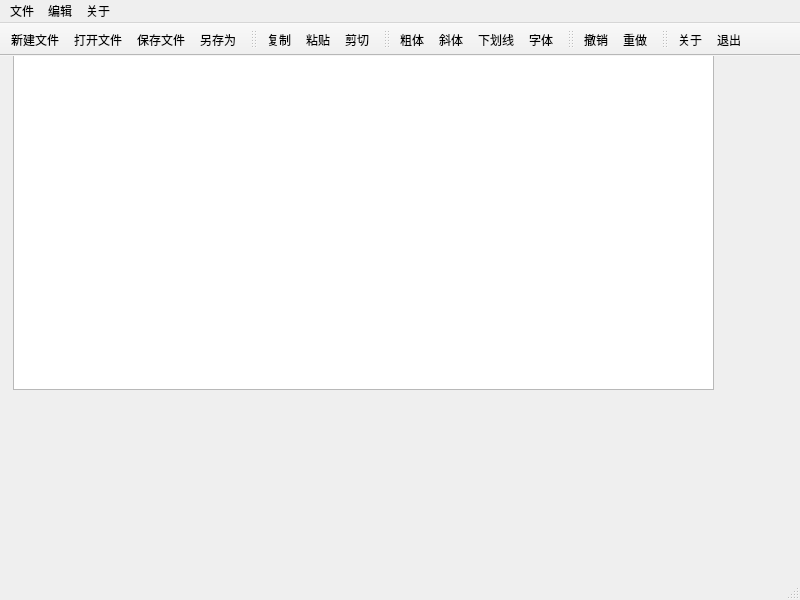
This is CodeEditor/mainwindow.ui in JFYStudy/NKU2023CPP- as Qt 5 draws it before an edit. The edited form follows.
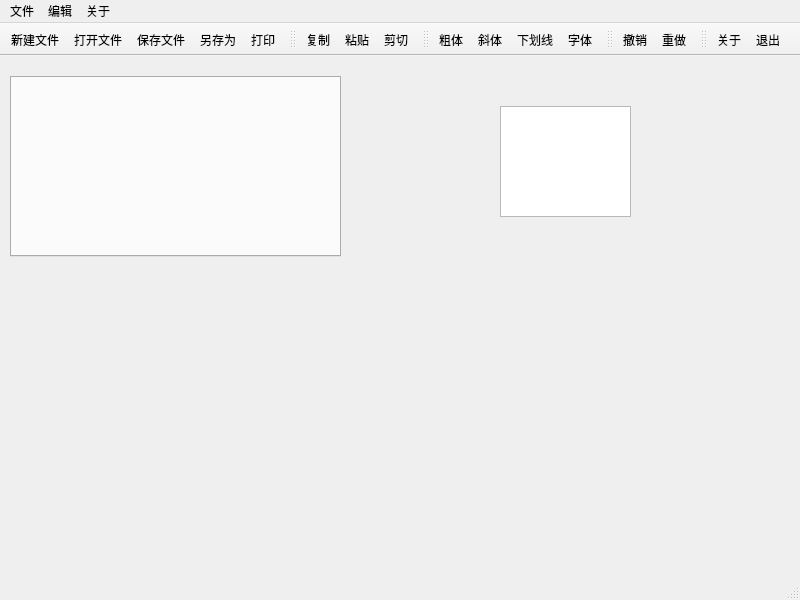
This is the edited form. Icons and pictures are not drawn.

```diff
--- a/CodeEditor/mainwindow.ui
+++ b/CodeEditor/mainwindow.ui
@@ -21,13 +21,29 @@
    <widget class="QTextEdit" name="textEdit">
     <property name="geometry">
      <rect>
-      <x>13</x>
-      <y>-7</y>
-      <width>701</width>
-      <height>341</height>
+      <x>500</x>
+      <y>50</y>
+      <width>131</width>
+      <height>111</height>
      </rect>
     </property>
    </widget>
+   <widget class="QTabWidget" name="tabWidget">
+    <property name="geometry">
+     <rect>
+      <x>10</x>
+      <y>20</y>
+      <width>331</width>
+      <height>181</height>
+     </rect>
+    </property>
+    <property name="tabShape">
+     <enum>QTabWidget::Triangular</enum>
+    </property>
+    <property name="currentIndex">
+     <number>-1</number>
+    </property>
+   </widget>
   </widget>
   <widget class="QMenuBar" name="menubar">
    <property name="geometry">
@@ -91,6 +107,7 @@
    <addaction name="open_file"/>
    <addaction name="save_file"/>
    <addaction name="save_as"/>
+   <addaction name="print"/>
   </widget>
   <widget class="QToolBar" name="toolBar_2">
    <property name="windowTitle">
@@ -336,6 +353,23 @@
     <string>Shift+Esc</string>
    </property>
   </action>
+  <action name="clear_history">
+   <property name="text">
+    <string>清除历史</string>
+   </property>
+  </action>
+  <action name="print">
+   <property name="icon">
+    <iconset resource="images.qrc">
+     <normaloff>:/images/print.png</normaloff>:/images/print.png</iconset>
+   </property>
+   <property name="text">
+    <string>打印</string>
+   </property>
+   <property name="shortcut">
+    <string>Ctrl+P</string>
+   </property>
+  </action>
  </widget>
  <resources>
   <include location="images.qrc"/>
```
Left out of the diff: 9 changed lines with no effect on the pictures.
